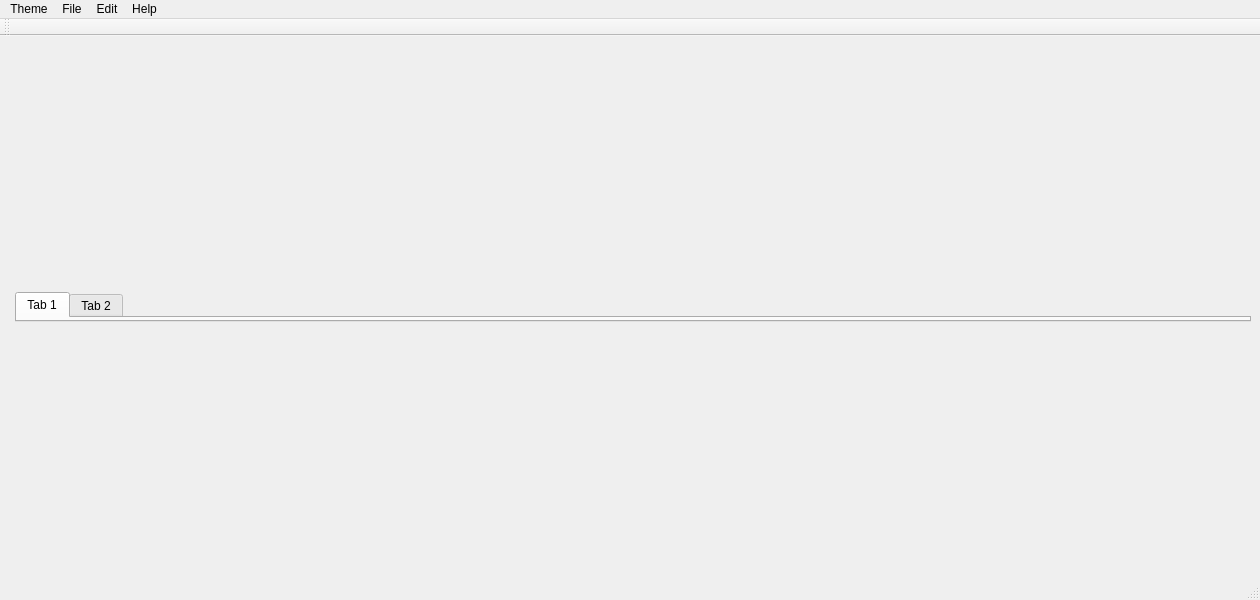
This is ui/mainwindow.ui in Zapharaos/Color-Theme-Manager as Qt 5 draws it before an edit. The edited form follows.
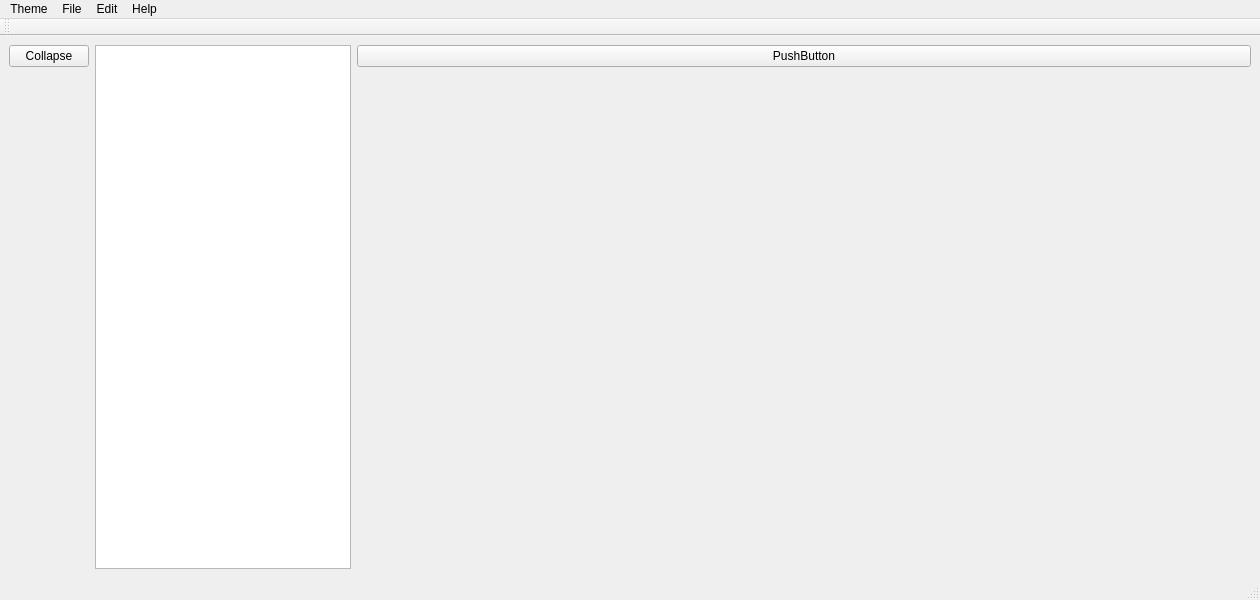
This is the edited form. Custom widgets are drawn as their Qt base class.

Commit message: menu items : add/remove + has default item + linked to themewidget

What changed in the file:
```diff
--- a/ui/mainwindow.ui
+++ b/ui/mainwindow.ui
@@ -16,26 +16,60 @@
   <widget class="QWidget" name="centralwidget">
    <layout class="QFormLayout" name="formLayout">
     <item row="0" column="0">
-     <layout class="QVBoxLayout" name="SideMenu">
-      <property name="sizeConstraint">
-       <enum>QLayout::SetMinimumSize</enum>
-      </property>
+     <layout class="QHBoxLayout" name="horizontalLayout_2">
+      <item>
+       <layout class="QVBoxLayout" name="verticalLayout">
+        <item>
+         <widget class="OrientablePushButton" name="toggleMenu">
+          <property name="sizePolicy">
+           <sizepolicy hsizetype="Fixed" vsizetype="Minimum">
+            <horstretch>0</horstretch>
+            <verstretch>0</verstretch>
+           </sizepolicy>
+          </property>
+          <property name="text">
+           <string>Collapse</string>
+          </property>
+         </widget>
+        </item>
+        <item>
+         <spacer name="verticalSpacer">
+          <property name="orientation">
+           <enum>Qt::Vertical</enum>
+          </property>
+          <property name="sizeHint" stdset="0">
+           <size>
+            <width>20</width>
+            <height>40</height>
+           </size>
+          </property>
+         </spacer>
+        </item>
+       </layout>
+      </item>
+      <item>
+       <layout class="QVBoxLayout" name="verticalLayout_2">
+        <item>
+         <widget class="QListWidget" name="listWidget">
+          <property name="enabled">
+           <bool>true</bool>
+          </property>
+         </widget>
+        </item>
+       </layout>
+      </item>
      </layout>
     </item>
     <item row="0" column="1">
      <layout class="QGridLayout" name="gridLayout_2">
+      <item row="1" column="0">
+       <widget class="ThemeWidget" name="theme" native="true"/>
+      </item>
       <item row="0" column="0">
-       <widget class="QTabWidget" name="tabWidget">
-        <widget class="QWidget" name="tab">
-         <attribute name="title">
-          <string>Tab 1</string>
-         </attribute>
-        </widget>
-        <widget class="QWidget" name="tab_2">
-         <attribute name="title">
-          <string>Tab 2</string>
-         </attribute>
-        </widget>
+       <widget class="QPushButton" name="pushButton">
+        <property name="text">
+         <string>PushButton</string>
+        </property>
        </widget>
       </item>
      </layout>
@@ -125,6 +159,19 @@
    </property>
   </action>
  </widget>
+ <customwidgets>
+  <customwidget>
+   <class>OrientablePushButton</class>
+   <extends>QPushButton</extends>
+   <header>orientablepushbutton.h</header>
+  </customwidget>
+  <customwidget>
+   <class>ThemeWidget</class>
+   <extends>QWidget</extends>
+   <header>themewidget.h</header>
+   <container>1</container>
+  </customwidget>
+ </customwidgets>
  <resources/>
  <connections/>
 </ui>
```
The commit also changes 13 other files.
